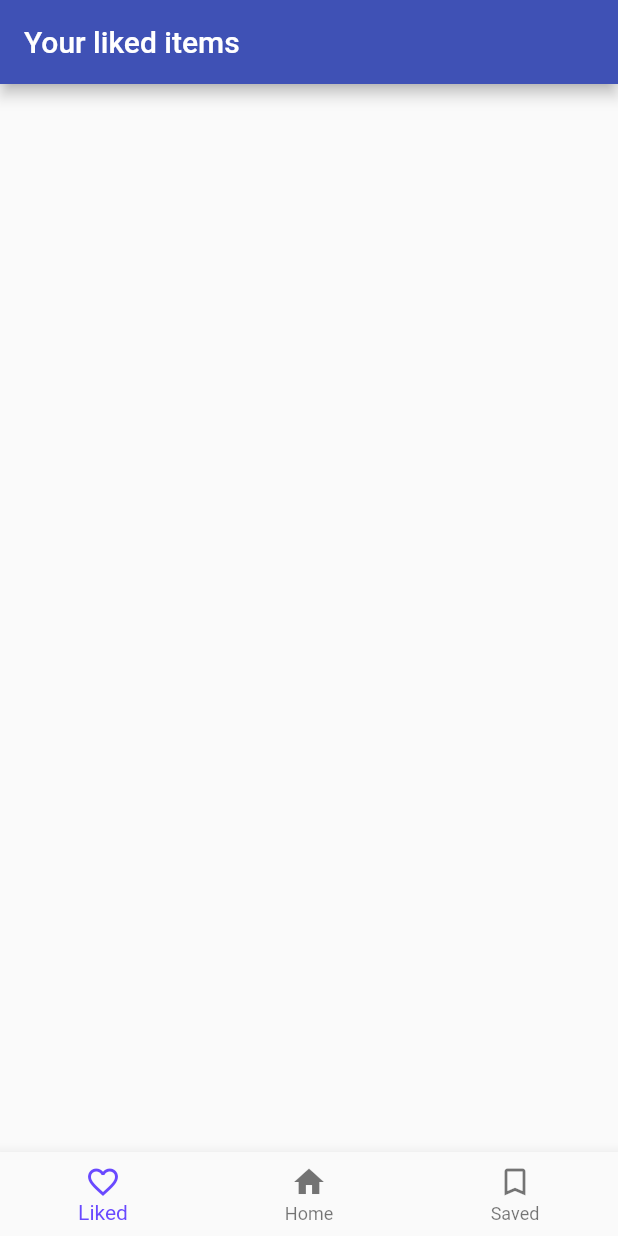
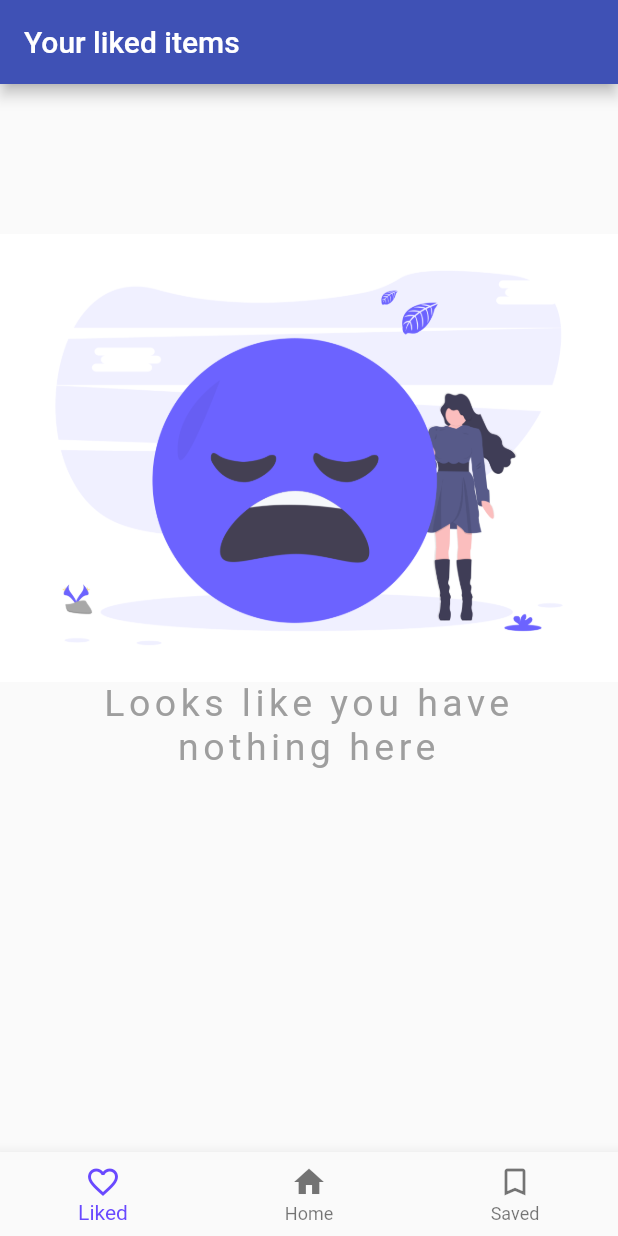
Before and after one commit to julialdeoliveira/api_rick_and_morty, a Flutter app: the LikedPage screen opened by its route, on a phone screen of 412 x 824 dp. Run offline on Flutter 3.47's test engine with Material 2 defaults, Android fonts, the phone set to English and light mode, and no system bars; our stand-ins replace dio, hooks_riverpod; network calls fail.

```diff
--- /dev/null
+++ b/lib/shared/templates/replacement_if_list_is_empty.dart
@@ -0,0 +1,28 @@
+import 'package:flutter/material.dart';
+
+class ReplacementIfListIsEmpty extends StatelessWidget {
+  const ReplacementIfListIsEmpty({
+    Key? key,
+  }) : super(key: key);
+
+  @override
+  Widget build(BuildContext context) {
+    return Padding(
+      padding: const EdgeInsets.symmetric(vertical: 100),
+      child: Column(
+        children: [
+          Image.asset("lib/assets/images/undraw_feeling_blue_4b7q.png"),
+          Text(
+            'Looks like you have \nnothing here',
+            textAlign: TextAlign.center,
+            style: TextStyle(
+              color: Colors.grey.shade500,
+              letterSpacing: 3,
+              fontSize: 25,
+            ),
+          ),
+        ],
+      ),
+    );
+  }
+}
--- a/lib/view/liked/liked_page.dart
+++ b/lib/view/liked/liked_page.dart
@@ -4,6 +4,7 @@ import 'package:game_stream/view/feed/providers/providers.dart';
 import 'package:hooks_riverpod/hooks_riverpod.dart';
 
 import '../../shared/templates/list_view_posts.dart';
+import '../../shared/templates/replacement_if_list_is_empty.dart';
 
 class LikedPage extends StatefulHookConsumerWidget {
   static const route = "/liked";
@@ -24,10 +25,15 @@ class _LikedPageState extends ConsumerState<LikedPage> {
       ),
       body: Column(
         children: [
-          Expanded(
+          Visibility(
+            visible: likedItems.isNotEmpty,
+            replacement: const ReplacementIfListIsEmpty(),
+            child: Expanded(
               child: ListViewPosts(
-            characters: likedItems,
-          ))
+                characters: likedItems,
+              ),
+            ),
+          ),
         ],
       ),
       bottomNavigationBar: const CustomNavigationBar(index: 0),
--- a/lib/view/profile/profile_page.dart
+++ b/lib/view/profile/profile_page.dart
@@ -29,13 +29,16 @@ class ProfilePage extends StatelessWidget {
                 ListTileProfileInfo(
                   title: 'Gender',
                   subtile: character.gender,
-                  iconData: Icons.male,
+                  iconData:
+                      character.gender == "Male" ? Icons.male : Icons.female,
                 ),
                 const Divider(),
                 ListTileProfileInfo(
                   title: 'Status',
                   subtile: character.status,
                   iconData: Icons.favorite,
+                  iconColor:
+                      character.status == 'Alive' ? Colors.red : Colors.grey,
                 ),
                 const Divider(),
                 ListTileProfileInfo(
--- a/pubspec.yaml
+++ b/pubspec.yaml
@@ -42,6 +42,7 @@ dependencies:
   build_runner: ^2.3.2
   hooks_riverpod: ^2.0.2
   dio: ^4.0.6
+  auto_size_text: ^3.0.0
 
 dev_dependencies:
   flutter_test:
```
Also changed, not shown: lib/shared/templates/list_view_posts.dart (+5 -19 lines), lib/shared/templates/row_profile_info.dart (added, +33 -0 lines), lib/view/feed/feed_page.dart (+11 -1 lines), lib/view/home/widgets/list_tile_profile_info.dart (+12 -7 lines), lib/view/saved/saved_page.dart (+9 -3 lines), lib/view/status/status_page.dart (+71 -0 lines), pubspec.lock.
